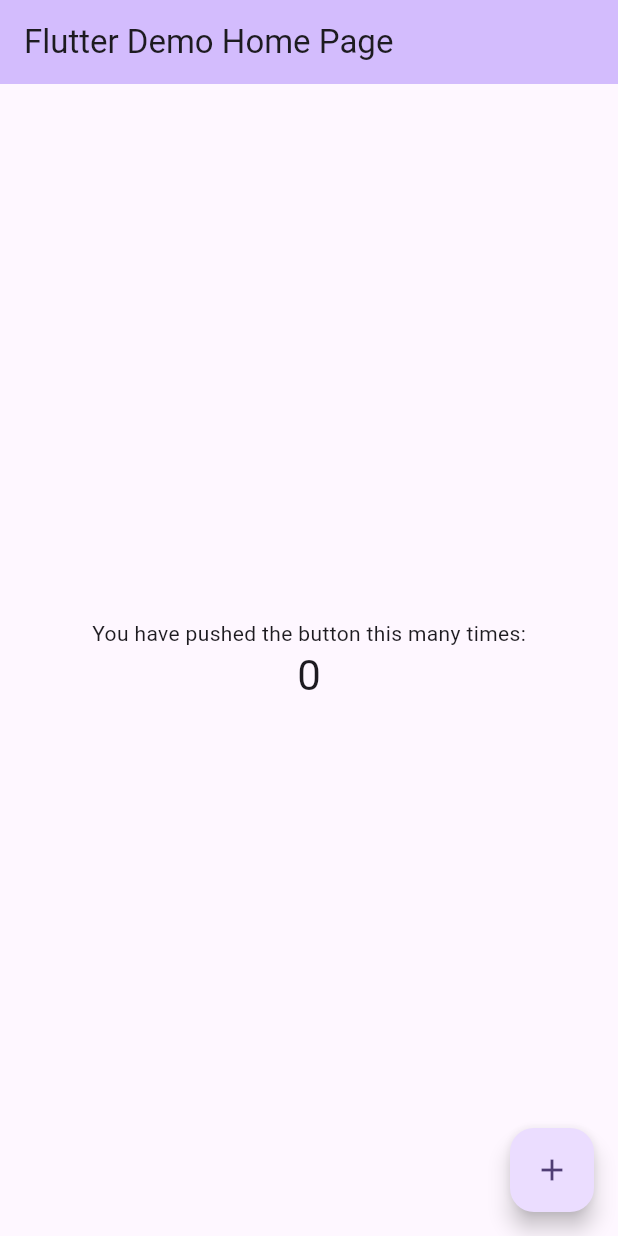
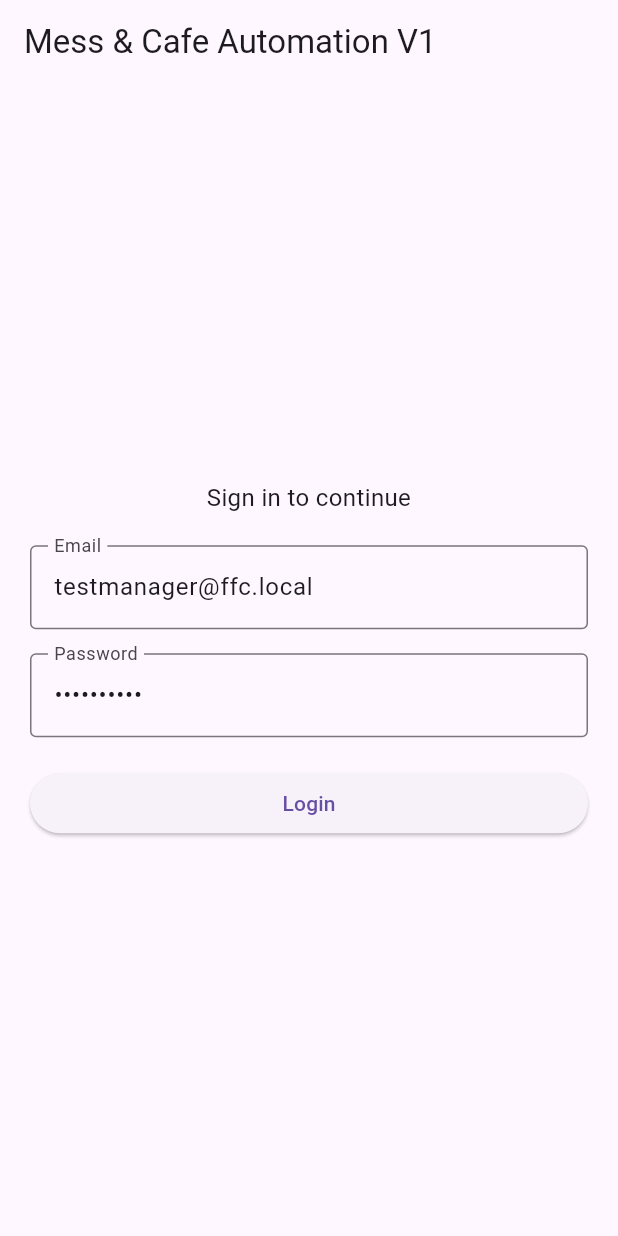
Before and after one commit to AwaizFatima08/Mess-Cafe-Automation-V1, a Flutter app: the screen it shows after launch, on a phone screen of 412 x 824 dp. Run offline on Flutter 3.47's test engine with Material 3 defaults, Android fonts, the phone set to English and light mode, and no system bars; our stand-ins replace cloud_firestore, firebase_auth, firebase_core; accounts and stored records are empty.

Commit message:
Daily backup commit Sat Mar 14 01:30:05 AM PKT 2026

```diff
--- a/mobile_app/employee_flutter_app/lib/main.dart
+++ b/mobile_app/employee_flutter_app/lib/main.dart
@@ -1,121 +1,204 @@
+import 'package:cloud_firestore/cloud_firestore.dart';
+import 'package:firebase_auth/firebase_auth.dart';
+import 'package:firebase_core/firebase_core.dart';
 import 'package:flutter/material.dart';
 
-void main() {
-  runApp(const MyApp());
+Future<void> main() async {
+  WidgetsFlutterBinding.ensureInitialized();
+  await Firebase.initializeApp();
+  runApp(const MessCafeApp());
 }
 
-class MyApp extends StatelessWidget {
-  const MyApp({super.key});
+class MessCafeApp extends StatelessWidget {
+  const MessCafeApp({super.key});
 
-  // This widget is the root of your application.
   @override
   Widget build(BuildContext context) {
     return MaterialApp(
-      title: 'Flutter Demo',
-      theme: ThemeData(
-        // This is the theme of your application.
-        //
-        // TRY THIS: Try running your application with "flutter run". You'll see
-        // the application has a purple toolbar. Then, without quitting the app,
-        // try changing the seedColor in the colorScheme below to Colors.green
-        // and then invoke "hot reload" (save your changes or press the "hot
-        // reload" button in a Flutter-supported IDE, or press "r" if you used
-        // the command line to start the app).
-        //
-        // Notice that the counter didn't reset back to zero; the application
-        // state is not lost during the reload. To reset the state, use hot
-        // restart instead.
-        //
-        // This works for code too, not just values: Most code changes can be
-        // tested with just a hot reload.
-        colorScheme: .fromSeed(seedColor: Colors.deepPurple),
-      ),
-      home: const MyHomePage(title: 'Flutter Demo Home Page'),
+      title: 'Mess & Cafe Automation V1',
+      debugShowCheckedModeBanner: false,
+      home: const LoginScreen(),
     );
   }
 }
 
-class MyHomePage extends StatefulWidget {
-  const MyHomePage({super.key, required this.title});
-
-  // This widget is the home page of your application. It is stateful, meaning
-  // that it has a State object (defined below) that contains fields that affect
-  // how it looks.
-
-  // This class is the configuration for the state. It holds the values (in this
-  // case the title) provided by the parent (in this case the App widget) and
-  // used by the build method of the State. Fields in a Widget subclass are
-  // always marked "final".
-
-  final String title;
+class LoginScreen extends StatefulWidget {
+  const LoginScreen({super.key});
 
   @override
-  State<MyHomePage> createState() => _MyHomePageState();
+  State<LoginScreen> createState() => _LoginScreenState();
 }
 
-class _MyHomePageState extends State<MyHomePage> {
-  int _counter = 0;
+class _LoginScreenState extends State<LoginScreen> {
+  final emailController = TextEditingController(text: 'testmanager@ffc.local');
+  final passwordController = TextEditingController(text: 'Test@12345');
 
-  void _incrementCounter() {
-    setState(() {
-      // This call to setState tells the Flutter framework that something has
-      // changed in this State, which causes it to rerun the build method below
-      // so that the display can reflect the updated values. If we changed
-      // _counter without calling setState(), then the build method would not be
-      // called again, and so nothing would appear to happen.
-      _counter++;
-    });
+  String message = 'Sign in to continue';
+
+  Future<void> login() async {
+    try {
+      await FirebaseAuth.instance.signInWithEmailAndPassword(
+        email: emailController.text.trim(),
+        password: passwordController.text.trim(),
+      );
+
+      if (!mounted) return;
+      Navigator.pushReplacement(
+        context,
+        MaterialPageRoute(builder: (_) => const HomeScreen()),
+      );
+    } catch (e) {
+      setState(() {
+        message = 'Login error: $e';
+      });
+    }
   }
 
   @override
   Widget build(BuildContext context) {
-    // This method is rerun every time setState is called, for instance as done
-    // by the _incrementCounter method above.
-    //
-    // The Flutter framework has been optimized to make rerunning build methods
-    // fast, so that you can just rebuild anything that needs updating rather
-    // than having to individually change instances of widgets.
     return Scaffold(
       appBar: AppBar(
-        // TRY THIS: Try changing the color here to a specific color (to
-        // Colors.amber, perhaps?) and trigger a hot reload to see the AppBar
-        // change color while the other colors stay the same.
-        backgroundColor: Theme.of(context).colorScheme.inversePrimary,
-        // Here we take the value from the MyHomePage object that was created by
-        // the App.build method, and use it to set our appbar title.
-        title: Text(widget.title),
+        title: const Text('Mess & Cafe Automation V1'),
       ),
-      body: Center(
-        // Center is a layout widget. It takes a single child and positions it
-        // in the middle of the parent.
+      body: Padding(
+        padding: const EdgeInsets.all(20),
         child: Column(
-          // Column is also a layout widget. It takes a list of children and
-          // arranges them vertically. By default, it sizes itself to fit its
-          // children horizontally, and tries to be as tall as its parent.
-          //
-          // Column has various properties to control how it sizes itself and
-          // how it positions its children. Here we use mainAxisAlignment to
-          // center the children vertically; the main axis here is the vertical
-          // axis because Columns are vertical (the cross axis would be
-          // horizontal).
-          //
-          // TRY THIS: Invoke "debug painting" (choose the "Toggle Debug Paint"
-          // action in the IDE, or press "p" in the console), to see the
-          // wireframe for each widget.
-          mainAxisAlignment: .center,
+          mainAxisAlignment: MainAxisAlignment.center,
           children: [
-            const Text('You have pushed the button this many times:'),
             Text(
-              '$_counter',
-              style: Theme.of(context).textTheme.headlineMedium,
+              message,
+              textAlign: TextAlign.center,
+              style: const TextStyle(fontSize: 16),
+            ),
+            const SizedBox(height: 20),
+            TextField(
+              controller: emailController,
+              decoration: const InputDecoration(
+                labelText: 'Email',
+                border: OutlineInputBorder(),
+              ),
+            ),
+            const SizedBox(height: 16),
+            TextField(
+              controller: passwordController,
+              obscureText: true,
+              decoration: const InputDecoration(
+                labelText: 'Password',
+                border: OutlineInputBorder(),
+              ),
+            ),
+            const SizedBox(height: 20),
+            SizedBox(
+              width: double.infinity,
+              child: ElevatedButton(
+                onPressed: login,
+                child: const Text('Login'),
+              ),
             ),
           ],
         ),
       ),
-      floatingActionButton: FloatingActionButton(
-        onPressed: _incrementCounter,
-        tooltip: 'Increment',
-        child: const Icon(Icons.add),
+    );
+  }
+}
+
+class HomeScreen extends StatelessWidget {
+  const HomeScreen({super.key});
+
+  Future<Map<String, dynamic>?> loadTodayMenu() async {
+    final doc = await FirebaseFirestore.instance
+        .collection('daily_menus')
+        .doc('2026-03-15')
+        .get();
+
+    return doc.data();
+  }
+
+  Future<void> logout(BuildContext context) async {
+    await FirebaseAuth.instance.signOut();
+    if (!context.mounted) return;
+    Navigator.pushReplacement(
+      context,
+      MaterialPageRoute(builder: (_) => const LoginScreen()),
+    );
+  }
+
+  @override
+  Widget build(BuildContext context) {
+    final user = FirebaseAuth.instance.currentUser;
+
+    return Scaffold(
+      appBar: AppBar(
+        title: const Text('Today Menu Test'),
+        actions: [
+          IconButton(
+            onPressed: () => logout(context),
+            icon: const Icon(Icons.logout),
+          ),
+        ],
+      ),
+      body: FutureBuilder<Map<String, dynamic>?>(
+        future: loadTodayMenu(),
+        builder: (context, snapshot) {
+          if (snapshot.connectionState == ConnectionState.waiting) {
+            return const Center(child: CircularProgressIndicator());
+          }
+
+          if (snapshot.hasError) {
+            return Center(
+              child: Padding(
+                padding: const EdgeInsets.all(20),
+                child: Text(
+                  'Error loading menu: ${snapshot.error}',
+                  textAlign: TextAlign.center,
+                ),
+              ),
+            );
+          }
+
+          final data = snapshot.data;
+
+          if (data == null) {
+            return const Center(
+              child: Text('No daily menu found for 2026-03-15'),
+            );
+          }
+
+          final breakfastItems =
+              List<String>.from(data['breakfast_items'] ?? []);
+
+          return Padding(
+            padding: const EdgeInsets.all(20),
+            child: Column(
+              crossAxisAlignment: CrossAxisAlignment.start,
+              children: [
+                Text(
+                  'Logged in as: ${user?.email ?? "Unknown"}',
+                  style: const TextStyle(fontSize: 16),
+                ),
+                const SizedBox(height: 20),
+                const Text(
+                  'Breakfast Item IDs',
+                  style: TextStyle(
+                    fontSize: 22,
+                    fontWeight: FontWeight.bold,
+                  ),
+                ),
+                const SizedBox(height: 16),
+                if (breakfastItems.isEmpty)
+                  const Text('No breakfast items found.')
+                else
+                  ...breakfastItems.map(
+                    (item) => Card(
+                      child: ListTile(
+                        title: Text(item),
+                      ),
+                    ),
+                  ),
+              ],
+            ),
+          );
+        },
       ),
     );
   }
```
Also changed, not shown: 3 other files.
